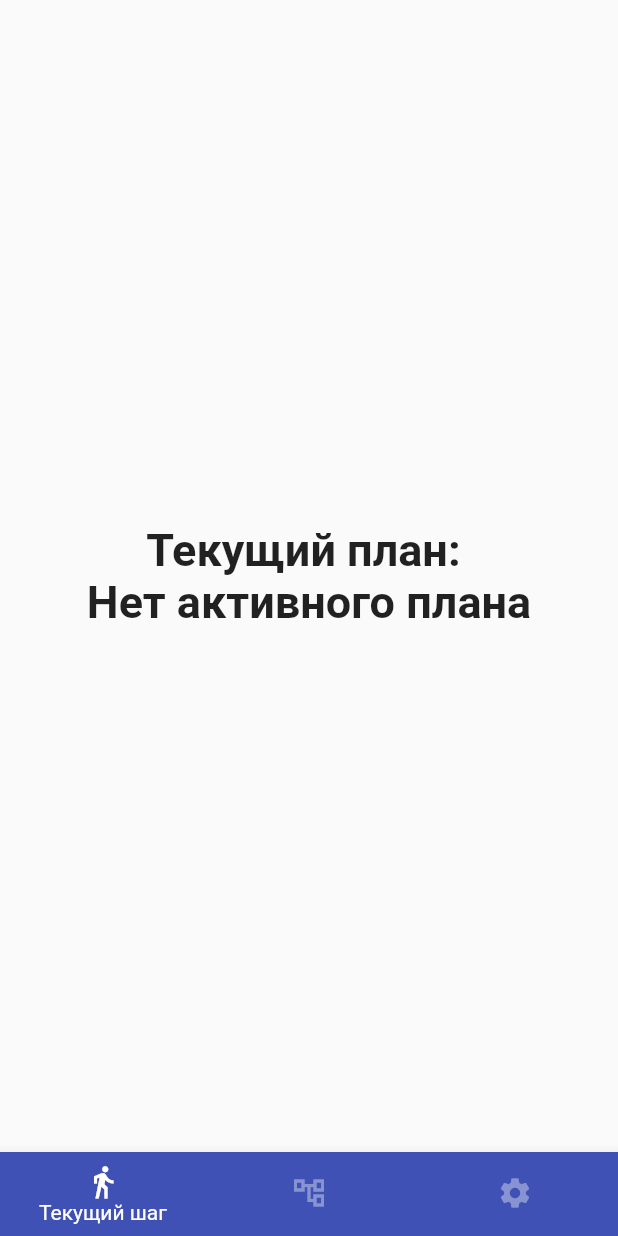
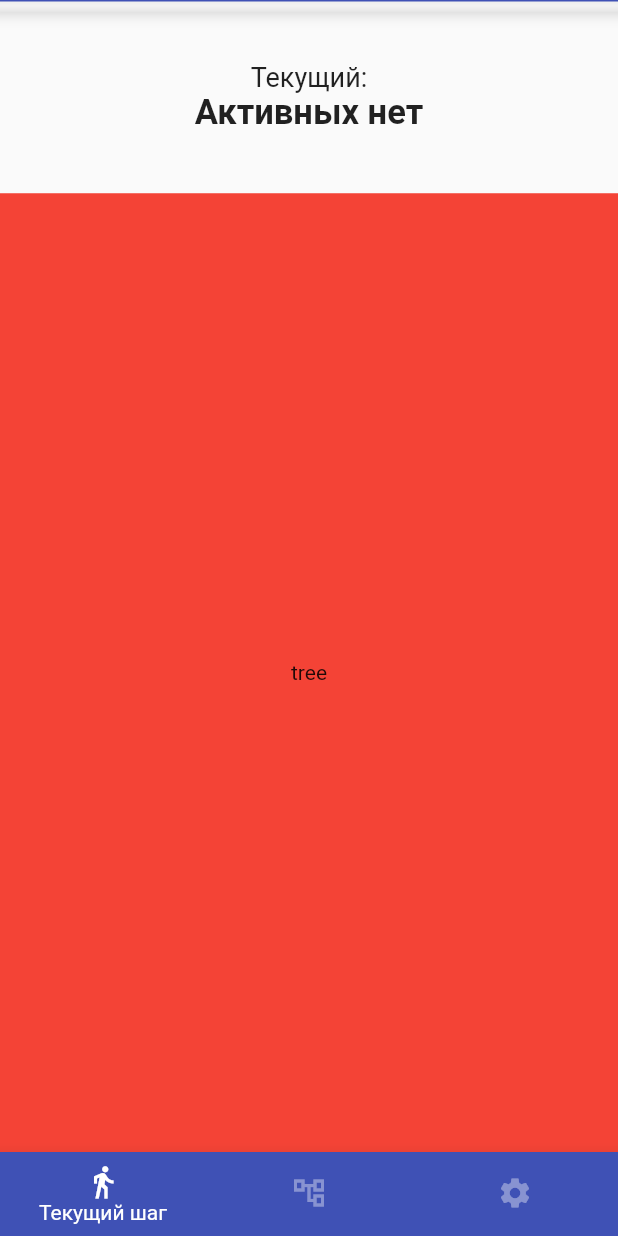
Before and after one commit to larcanus/planner, a Flutter app: the screen it shows after launch, on a phone screen of 412 x 824 dp. Run offline on Flutter 3.47's test engine with Material 2 defaults, Android fonts, the phone set to English and light mode, and no system bars; our stand-ins replace flutter_colorpicker, get, package_info_plus; missing offline and left inert: flame.

Commit message:
edit current plan page

```diff
--- a/lib/app.dart
+++ b/lib/app.dart
@@ -27,7 +27,7 @@ class _FrontPageState extends State<FrontPage> {
   }
 
   static final List<Widget> _widgetOptions = <Widget>[
-    const CurrentPlanPage(),
+    CurrentPlanPage(),
     const PlanListPage(),
     const SettingPage(),
   ];
--- a/lib/src/planner/pages/builder/builder_page.dart
+++ b/lib/src/planner/pages/builder/builder_page.dart
@@ -28,7 +28,7 @@ class BuilderPage extends StatelessWidget {
     imageCache.clear();
 
     return Scaffold(
-      appBar: AppBar(title: Text(plan.planeDesc)),
+      appBar: AppBar(title: Text(plan.planeName)),
       body: GameWidget(game: MyGame(plan), overlayBuilderMap: {
         'buttonsStep': (BuildContext context, MyGame game) {
           return Column(mainAxisAlignment: MainAxisAlignment.end, children: [
--- /dev/null
+++ b/lib/src/planner/pages/cur_plan/curr_plan_tree_comp.dart
@@ -0,0 +1,10 @@
+import 'package:flutter/material.dart';
+
+class CurrentPlanTree extends StatelessWidget {
+  const CurrentPlanTree({Key? key}) : super(key: key);
+
+  @override
+  Widget build(BuildContext context) {
+    return Container( child: Text('tree'));
+  }
+}
--- a/lib/src/planner/pages/cur_plan/current_plan_page.dart
+++ b/lib/src/planner/pages/cur_plan/current_plan_page.dart
@@ -1,34 +1,59 @@
 import 'package:flutter/material.dart';
 import 'package:get/get.dart';
 import 'package:planner/src/planner/state_manager/plan_controller.dart';
+import '../../constants.dart';
+import 'curr_plan_tree_comp.dart';
 
-class CurrentPlanPage extends StatefulWidget {
-  const CurrentPlanPage({Key? key}) : super(key: key);
+class CurrentPlanPage extends StatelessWidget {
+  final PlanController _conItemList = Get.find();
 
-  @override
-  State<CurrentPlanPage> createState() => _CurrentPlanPageState();
-}
-
-class _CurrentPlanPageState extends State<CurrentPlanPage> {
-  final PlanController _conItemList = Get.find();
+  CurrentPlanPage({Key? key}) : super(key: key);
 
   @override
   Widget build(BuildContext context) {
-
-    return Center(
+    return Scaffold(
+      appBar: AppBar(
+        automaticallyImplyLeading: true,
+        toolbarHeight: 1,
+      ),
+      body: Column(
+        mainAxisAlignment: MainAxisAlignment.start,
+        children: [
+          Expanded(
+              flex: 1,
               child: Column(
                 mainAxisAlignment: MainAxisAlignment.center,
                 children: [
-          const Text(
-            'Текущий план: ',
-            style: TextStyle(fontSize: 30, fontWeight: FontWeight.bold),
+                  Row(
+                    mainAxisAlignment: MainAxisAlignment.center,
+                    children: const [
+                      Text(
+                        TITLE_CURRENT_PLAN,
+                        style: TextStyle(fontSize: 18),
+                      )
+                    ],
                   ),
+                  Row(mainAxisAlignment: MainAxisAlignment.center, children: [
                     Obx(
                       () => Text(
                         _conItemList.currentActiveModelName,
-              style: const TextStyle(fontSize: 30, fontWeight: FontWeight.bold),
+                        style: const TextStyle(
+                            fontSize: 23, fontWeight: FontWeight.bold),
                       ),
                     ),
+                  ]),
+                ],
+              )),
+          Expanded(
+              flex: 5,
+              child: Container(
+                  color: Colors.red,
+                  child: Row(
+                    mainAxisAlignment: MainAxisAlignment.center,
+                    children: const [
+                      CurrentPlanTree(),
+                    ],
+                  )))
         ],
       ),
     );
--- a/lib/src/planner/pages/plans_list/plan_list_page.dart
+++ b/lib/src/planner/pages/plans_list/plan_list_page.dart
@@ -2,6 +2,8 @@ import 'package:flutter/material.dart';
 import 'package:get/get.dart';
 import 'package:planner/src/planner/pages/plans_list/edit_plan_dlg.dart';
 import 'package:planner/src/planner/state_manager/plan_controller.dart';
+
+import '../../constants.dart';
 
 class PlanListPage extends StatefulWidget {
   const PlanListPage({Key? key}) : super(key: key);
@@ -30,7 +32,7 @@ class _PlanListPageState extends State<PlanListPage> {
               pinned: true,
               expandedHeight: 160.0,
               flexibleSpace: FlexibleSpaceBar(
-                title: Text('Ваши планы:'),
+                title: Text(SLIVER_APP_BAR_TITLE),
                 background: FlutterLogo(),
               ),
             ),
@@ -39,7 +41,7 @@ class _PlanListPageState extends State<PlanListPage> {
                 height: 20,
                 child: Center(
                   child: Text(
-                    'всего: ${_conItemList.planItemListModels.length}',
+                    '$SLIVER_ADAPTER_TITLE ${_conItemList.planItemListModels.length}',
                   ),
                 ),
               ),
--- a/pubspec.yaml
+++ b/pubspec.yaml
@@ -15,7 +15,7 @@ publish_to: 'none' # Remove this line if you wish to publish to pub.dev
 # In iOS, build-name is used as CFBundleShortVersionString while build-number used as CFBundleVersion.
 # Read more about iOS versioning at
 # https://developer.apple.com/library/archive/documentation/General/Reference/InfoPlistKeyReference/Articles/CoreFoundationKeys.html
-version: 1.2.17
+version: 1.2.18
 
 environment:
   sdk: '>=2.18.0-44.1.beta <3.0.0'
```
Also changed, not shown: lib/src/planner/constants.dart (+25 -7 lines), lib/src/planner/pages/plans_list/edit_plan_dlg.dart (+5 -5 lines), lib/src/planner/pages/plans_list/plan_item_list_widget.dart (+7 -7 lines), lib/src/planner/state_manager/plan_controller.dart (+18 -5 lines). Lines whose indentation alone changed are shown as unchanged.
